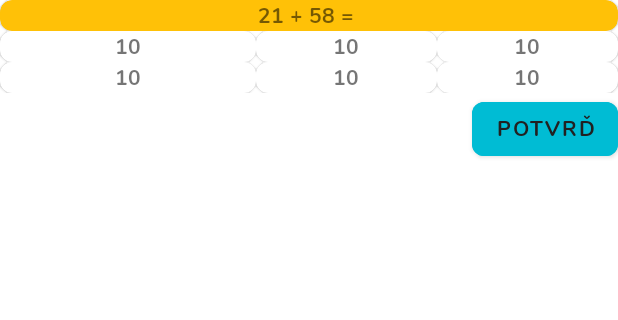
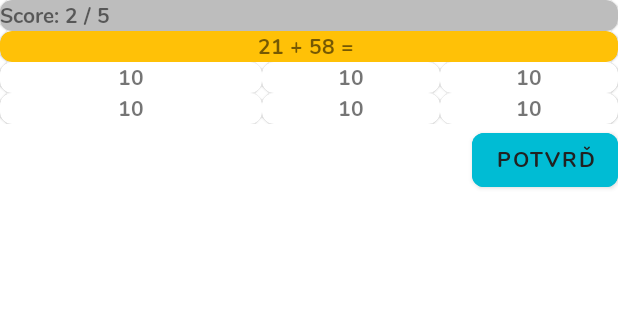
Before and after one commit to vincentstanislav/pocketclass, an Android app: the PlusActivity screen opened directly, with no data from a screen before it, after a tap on "SPUSTIT", on a phone screen of 412 x 824 dp, the part 84-404 px from its top. Run offline under Robolectric (Android 15) with nearby library versions, the phone set to English and light mode, and no system bars.

Commit message:
score preparation

```diff
--- a/app/src/main/java/com/gloxeer/pocketclass/PlusActivity.java
+++ b/app/src/main/java/com/gloxeer/pocketclass/PlusActivity.java
@@ -28,8 +28,8 @@ public class PlusActivity extends AppCompatActivity implements View.OnClickListe
 
     //VARIABLE DECLARATION
     private static final String TAG = "plusActivity_start";
-    CardView cell1, cell2_1, cell2_2, cell2_3, cell3_1, cell3_2, cell3_3;
-    TextView cell1tw, cell2_1tw, cell2_2tw, cell2_3tw, cell3_1tw, cell3_2tw, cell3_3tw;
+    CardView cell0, cell1, cell2_1, cell2_2, cell2_3, cell3_1, cell3_2, cell3_3;
+    TextView actResult, cell1tw, cell2_1tw, cell2_2tw, cell2_3tw, cell3_1tw, cell3_2tw, cell3_3tw;
     Button actionBtn;
     Boolean answered;
     int questionCntr;
@@ -72,6 +72,7 @@ public class PlusActivity extends AppCompatActivity implements View.OnClickListe
                             getAnswer();
                             diableActivityObjects();
                             status = 1;
+                            updateResult();   //ADD METHOD FOR THE RESULTS
                             if (questionCntr == questionAmount)
                                     {actionBtn.setText("VÝSLEDEK");
                                      status = 3;}
@@ -93,6 +94,7 @@ public class PlusActivity extends AppCompatActivity implements View.OnClickListe
 
     private void varInit(){
         Log.d(TAG, "varInit()");
+        cell0 = findViewById(R.id.cell0);
         cell1 = findViewById(R.id.cell1);
         cell2_1 = findViewById(R.id.cell2_1);
         cell2_2 = findViewById(R.id.cell2_2);
@@ -101,6 +103,7 @@ public class PlusActivity extends AppCompatActivity implements View.OnClickListe
         cell3_2 = findViewById(R.id.cell3_2);
         cell3_3 = findViewById(R.id.cell3_3);
 
+        actResult = findViewById(R.id.actResult);
         cell1tw = findViewById(R.id.cell1tw);
         cell2_1tw = findViewById(R.id.cell2_1tw);
         cell2_2tw = findViewById(R.id.cell2_2tw);
@@ -223,4 +226,9 @@ public class PlusActivity extends AppCompatActivity implements View.OnClickListe
         cell3_3.setEnabled(true);
     }
 
+    private void updateResult() {
+        actResult.setText("Score: "+ String.valueOf(questionCntr) + " / " + String.valueOf(questionAmount));
+    }
+
+
 }
--- a/app/src/main/res/layout/activity_plus.xml
+++ b/app/src/main/res/layout/activity_plus.xml
@@ -30,6 +30,27 @@
         android:layout_width="match_parent"
         android:layout_height="wrap_content"
         >
+
+
+        <TableRow
+            android:layout_width="match_parent"
+            android:layout_height="match_parent"
+            android:weightSum="9">
+
+            <com.google.android.material.card.MaterialCardView
+                android:id="@+id/cell0"
+                android:layout_width="match_parent"
+                android:layout_height="match_parent"
+                android:backgroundTint="@color/divider"
+                android:layout_weight="9">
+                <TextView
+                    android:id="@+id/actResult"
+                    android:layout_width="wrap_content"
+                    android:layout_height="wrap_content"
+                    android:layout_gravity="left"
+                    android:text="Score: 2 / 5"/>
+            </com.google.android.material.card.MaterialCardView>
+        </TableRow>
 
         <TableRow
             android:layout_width="match_parent"
```
